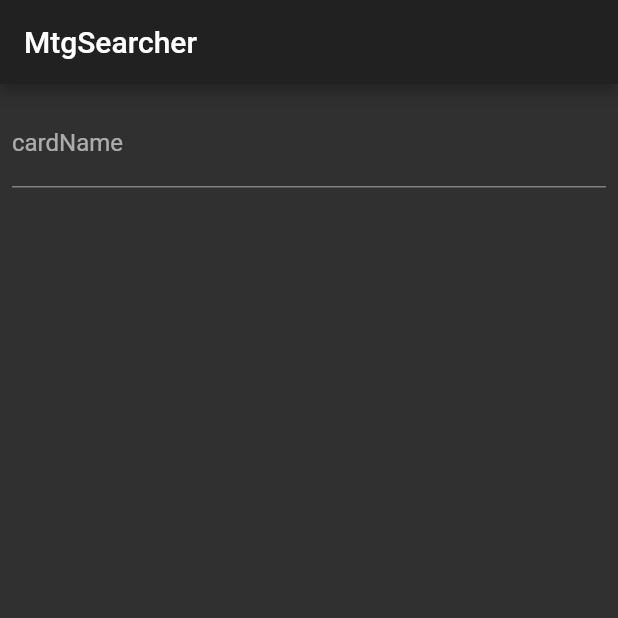
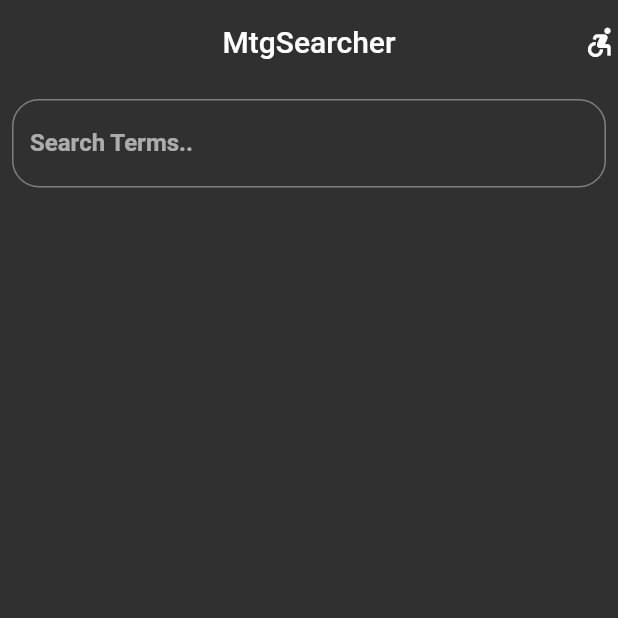
Before and after one commit to Jaofranca/MtgSearcher, a Flutter app: the screen it shows after launch, on a phone screen of 412 x 824 dp, the top half of it. Run offline on Flutter 3.47's test engine with Material 2 defaults, Android fonts, the light colour scheme and no system bars.

Commit message:
fixed the CardDetail screen functionality and updated the designg of the home screen

```diff
--- a/lib/Screens/HomeScreen.dart
+++ b/lib/Screens/HomeScreen.dart
@@ -10,6 +10,7 @@ class HomeScreen extends StatefulWidget {
 }
 
 class _HomeScreenState extends State<HomeScreen> {
+  bool _algo = false;
   var cards = <MagicCard>[];
   var _textController = TextEditingController();
 
@@ -23,6 +24,33 @@ class _HomeScreenState extends State<HomeScreen> {
     return SafeArea(
       child: Scaffold(
         appBar: AppBar(
+          actions: [
+            GestureDetector(
+              onTap: () {
+                showDialog(
+                  context: context,
+                  builder: (_) => AlertDialog(
+                    title: Text("eae mano"),
+                    actions: [
+                      CheckboxListTile(
+                          title: Text("eae"),
+                          value: _algo,
+                          onChanged: (bool value) {
+                            setState(() {
+                              _algo = true;
+                            });
+                          })
+                    ],
+                  ),
+                  barrierDismissible: true,
+                );
+              },
+              child: Icon(Icons.accessible_forward),
+            )
+          ],
+          elevation: 0,
+          backgroundColor: ThemeData.dark().scaffoldBackgroundColor,
+          centerTitle: true,
           title: Text("MtgSearcher"),
         ),
         body: Padding(
@@ -32,11 +60,17 @@ class _HomeScreenState extends State<HomeScreen> {
             crossAxisAlignment: CrossAxisAlignment.center,
             children: [
               TextField(
+                style: TextStyle(fontWeight: FontWeight.bold),
+                cursorColor: Colors.green,
                 decoration: InputDecoration(
-                    labelText: "cardName",
-                    fillColor: Colors.white,
-                    focusedBorder: OutlineInputBorder(
-                        borderRadius: BorderRadius.circular(10))),
+                  labelText: "Search Terms..",
+                  border: OutlineInputBorder(
+                    borderRadius: BorderRadius.circular(18),
+                  ),
+                  focusedBorder: OutlineInputBorder(
+                    borderRadius: BorderRadius.circular(18),
+                  ),
+                ),
                 controller: _textController,
                 /*onChanged: (text) {
                     search();
@@ -66,3 +100,5 @@ class _HomeScreenState extends State<HomeScreen> {
     );
   }
 }
+
+//#c2c2c2
```
Also changed, not shown: lib/Models/Card_Model.dart (+9 -1 lines), lib/Screens/CardDetail.dart (+6 -4 lines), lib/Widgets/MagicCard.dart (+3 -14 lines).
